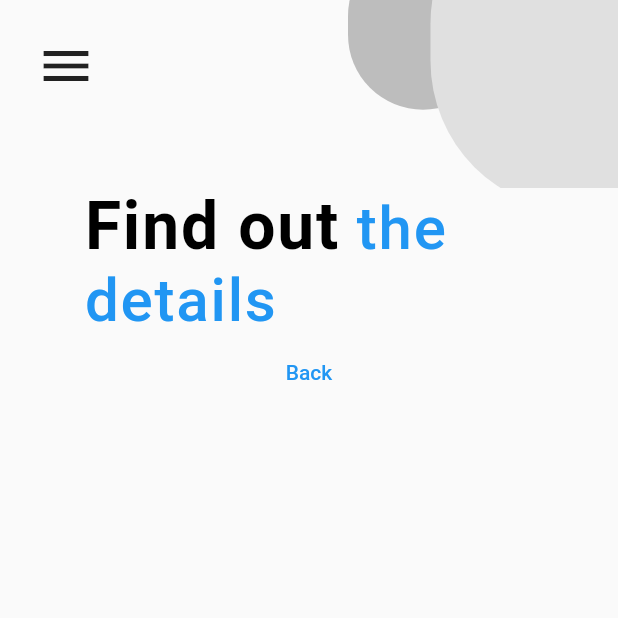
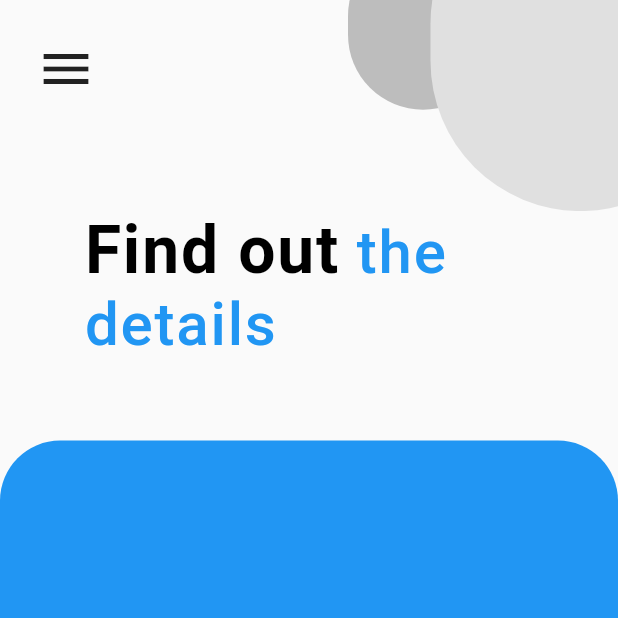
Before and after one commit to sqsiek0/currency_app, a Flutter app: the SecondView screen opened directly, on a phone screen of 412 x 824 dp, the top half of it. Run offline on Flutter 3.47's test engine with Material 2 defaults, Android fonts, the phone set to English and light mode, and no system bars; our stand-ins replace flutter_screenutil, get; network calls fail.

Commit message:
Animation on second screen

```diff
--- a/lib/main_view/front_text.dart
+++ b/lib/main_view/front_text.dart
@@ -52,7 +52,7 @@ class _AnimatedMainTextState extends State<AnimatedMainText>
   late AnimationController _controller;
   late final Animation<Offset> _animation = Tween<Offset>(
     begin: const Offset(0, 0),
-    end: const Offset(0, 0.07), // TODO: Pobawić się tymi wartościami
+    end: const Offset(0, 0.12), // TODO: Pobawić się tymi wartościami
   ).animate(CurvedAnimation(
     parent: _controller,
     curve: Curves.easeInOut,
@@ -63,7 +63,7 @@ class _AnimatedMainTextState extends State<AnimatedMainText>
     super.initState();
     _controller = AnimationController(
         vsync: this, duration: const Duration(milliseconds: 3500))
-      ..stop(); //TODO: Zmienić na repeat(reverse: true)
+      ..repeat(reverse: true); //TODO: Zmienić na repeat(reverse: true) lub stop
   }
 
   @override
--- a/lib/second_view/second_view_main.dart
+++ b/lib/second_view/second_view_main.dart
@@ -1,9 +1,8 @@
 import 'package:currency_app/main_view/top_bar_button_circles.dart';
 import 'package:flutter/material.dart';
 import 'package:currency_app/main_view/front_text.dart';
+import 'package:flutter_screenutil/flutter_screenutil.dart';
 import 'package:get/get.dart';
-import '../fetch_JSON/get_data.dart';
-import '../fetch_JSON/model_class.dart';
 
 class SecondView extends StatefulWidget {
   const SecondView({super.key});
@@ -12,16 +11,29 @@ class SecondView extends StatefulWidget {
   State<SecondView> createState() => _SecondViewState();
 }
 
-class _SecondViewState extends State<SecondView> {
+class _SecondViewState extends State<SecondView>
+    with SingleTickerProviderStateMixin {
+  late final AnimationController _controller = AnimationController(
+    vsync: this,
+    duration: const Duration(milliseconds: 1500),
+  )..forward();
+  late final Animation<double> _animation = CurvedAnimation(
+    parent: _controller,
+    curve: Curves.easeInOutBack,
+  );
+
   @override
-  void initState() {
-    super.initState();
+  void dispose() {
+    _controller.dispose();
+    super.dispose();
   }
 
   @override
   Widget build(BuildContext context) {
     return Scaffold(
       body: SafeArea(
+        child: FadeTransition(
+          opacity: _animation,
           child: Column(
             children: [
               Row(
@@ -29,24 +41,39 @@ class _SecondViewState extends State<SecondView> {
                 crossAxisAlignment: CrossAxisAlignment.start,
                 children: [
                   Padding(
-                  padding: const EdgeInsets.only(top: 16, left: 16),
+                    padding: EdgeInsets.only(top: 16.h, left: 16.w),
                     child: Builder(builder: (context) {
                       return const MenuIcon();
                     }),
                   ),
-                const SizedBox(width: 200, height: 125, child: CirclesCorner())
+                  SizedBox(
+                      width: 200.w, height: 125.h, child: const CirclesCorner())
                 ],
               ),
-            const Padding(
-              padding: EdgeInsets.only(left: 56),
-              child: AnimatedMainText(), //TODO: Zmienić na bez animacji
+              Padding(
+                padding: EdgeInsets.only(left: 56.w),
+                child: const MainText(), //TODO: Zmienić na bez animacji
               ),
-            TextButton(
-                onPressed: () {
-                  Get.back();
-                },
-                child: const Text("Back"))
+              // TextButton(
+              //     onPressed: () {
+              //       Get.back();
+              //     },
+              //     child: const Text("Back")),
+              SizedBox(
+                height: 48.h,
+              ),
+              Expanded(
+                // * Zrobić z tego klase
+                child: Container(
+                  decoration: BoxDecoration(
+                      color: Colors.blue,
+                      borderRadius: BorderRadiusDirectional.only(
+                          topStart: Radius.circular(40.r),
+                          topEnd: Radius.circular(40.r))),
+                ),
+              )
             ],
+          ),
         ),
       ),
       drawer: const MyDrawerClass(), // TODO: Zrobić ten drawer do końca
```
Lines whose indentation alone changed are shown as unchanged.
